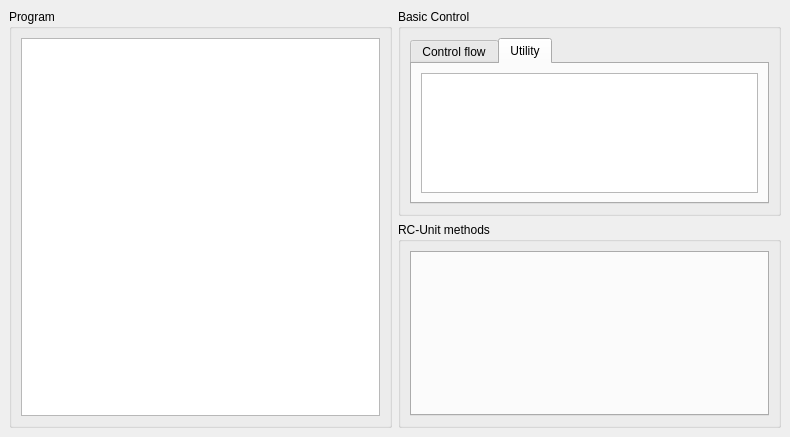
Above: modules/automation/projects/HilecGui/src/scratch/ScratchWidget.ui from OFFIS-Automation/Framework before the change. Below: the same form after it.
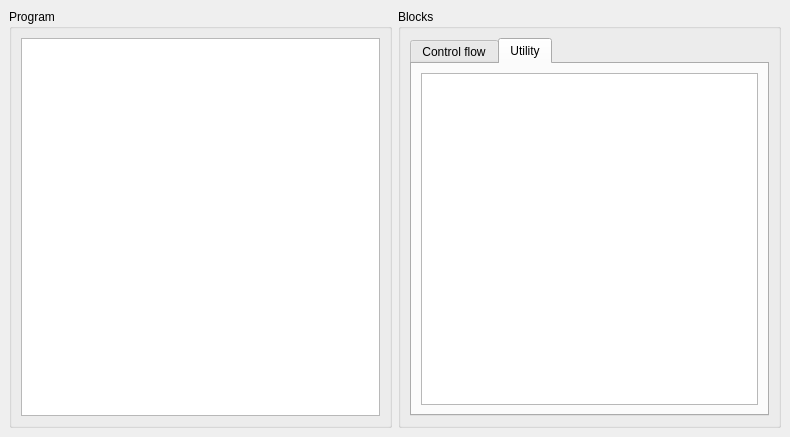
That is the form after the change. The open tabs and pages were chosen to show the change.

Commit message: Scratch: Start working on file generation and execution

Diff of the .ui file:
```diff
--- a/modules/automation/projects/HilecGui/src/scratch/ScratchWidget.ui
+++ b/modules/automation/projects/HilecGui/src/scratch/ScratchWidget.ui
@@ -35,8 +35,6 @@
      </widget>
     </item>
     <item>
-     <layout class="QVBoxLayout" name="verticalLayout_5" stretch="1,1">
-      <item>
        <widget class="QGroupBox" name="groupBox_2">
         <property name="sizePolicy">
          <sizepolicy hsizetype="Expanding" vsizetype="Expanding">
@@ -45,7 +43,7 @@
          </sizepolicy>
         </property>
         <property name="title">
-         <string>Basic Control</string>
+       <string>Blocks</string>
         </property>
         <layout class="QVBoxLayout" name="verticalLayout_3">
          <item>
@@ -69,38 +67,21 @@
             </attribute>
             <layout class="QGridLayout" name="gridLayout_2">
              <item row="0" column="0">
-              <widget class="QGraphicsView" name="utilityView"/>
-             </item>
-            </layout>
-           </widget>
-          </widget>
-         </item>
-        </layout>
-       </widget>
-      </item>
-      <item>
-       <widget class="QGroupBox" name="groupBox">
+            <widget class="QGraphicsView" name="utilityView">
         <property name="sizePolicy">
          <sizepolicy hsizetype="Expanding" vsizetype="Expanding">
           <horstretch>0</horstretch>
           <verstretch>0</verstretch>
          </sizepolicy>
         </property>
-        <property name="title">
-         <string>RC-Unit methods</string>
-        </property>
-        <layout class="QVBoxLayout" name="verticalLayout_2">
-         <item>
-          <widget class="QTabWidget" name="rcUnitsView">
-           <property name="tabBarAutoHide">
-            <bool>true</bool>
-           </property>
           </widget>
          </item>
         </layout>
        </widget>
-      </item>
-     </layout>
+        </widget>
+       </item>
+      </layout>
+     </widget>
     </item>
    </layout>
   </widget>
```
Left out of the diff: 2 changed lines with no effect on the pictures. Lines whose indentation alone changed are shown as unchanged. The commit also changes 5 other files.
